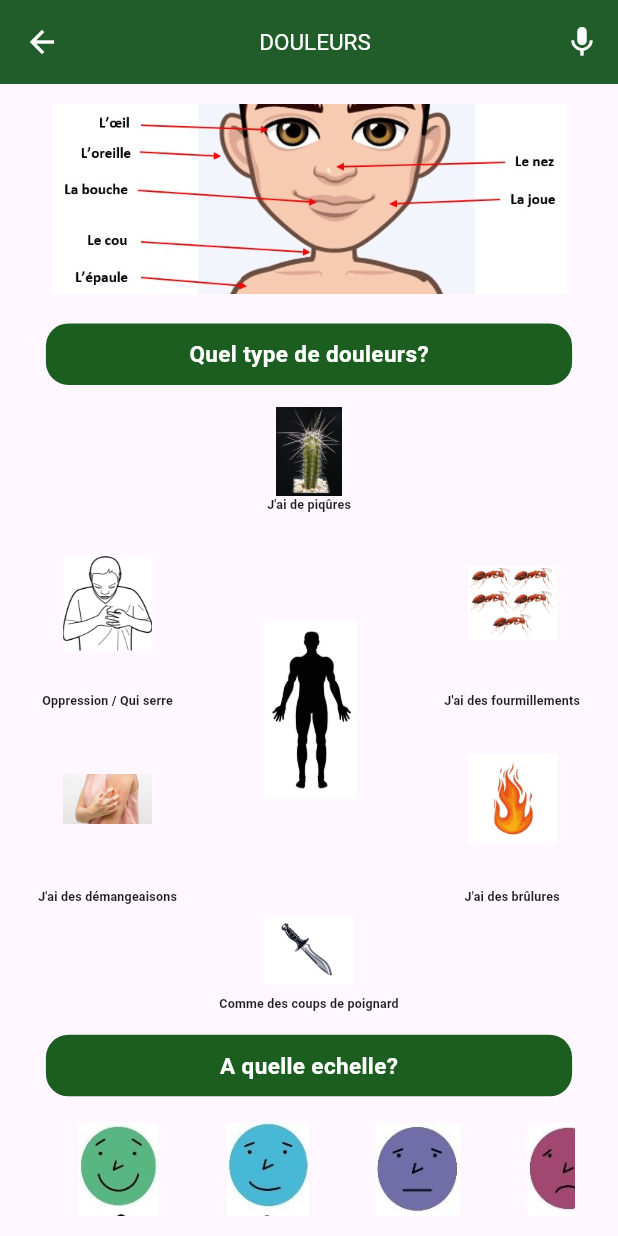
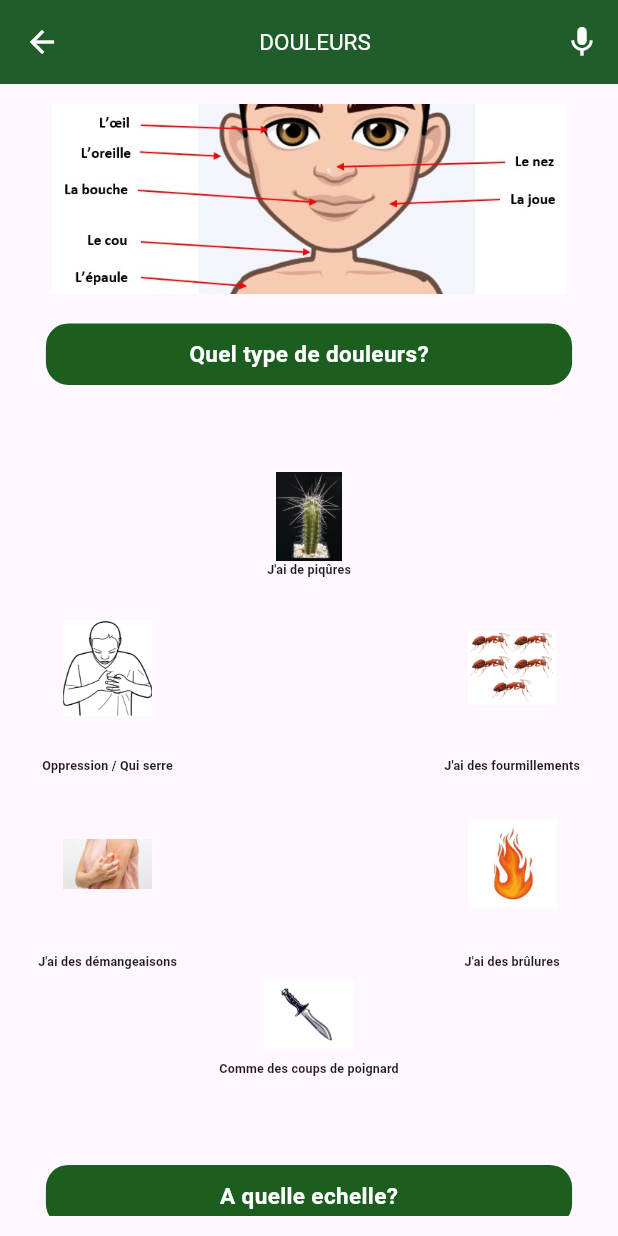
Before and after one commit to thomas631/WellComRea, a Flutter app: the PainView screen opened directly, scrolled down 576 dp, on a phone screen of 412 x 824 dp. Run offline on Flutter 3.47's test engine with Material 3 defaults, Android fonts, the phone set to English and light mode, and no system bars; our stand-ins replace easy_localization, video_player.

Commit message:
refactor appbar

```diff
--- a/lib/Views/PainView.dart
+++ b/lib/Views/PainView.dart
@@ -20,7 +20,7 @@ class PainView extends StatelessWidget {
         backgroundColor: Colors.green.shade900,
         actions: [
           IconButton(
-            icon: Icon(Icons.mic),
+            icon: const Icon(Icons.mic),
             onPressed: () {
               // Ajoutez le code pour accéder au microphone ici
             },
@@ -35,13 +35,13 @@ class PainView extends StatelessWidget {
             children: [
               // Bande verte avec la question "Avez-vous mal?"
               Container(
-                margin: EdgeInsets.all(10),
+                margin: const EdgeInsets.all(10),
                 decoration: BoxDecoration(
                   color: Colors.green.shade900,
                   borderRadius: BorderRadius.circular(15),
                 ),
-                child: Padding(
-                  padding: const EdgeInsets.all(10.0),
+                child: const Padding(
+                  padding:  EdgeInsets.all(10.0),
                   child: Column(
                     children: [
                       Text(
@@ -164,7 +164,9 @@ class PainView extends StatelessWidget {
                   ),
                 ),
               ),
-              FittedBox(
+              SizedBox(
+                height: 500,
+                child: FittedBox(
                   child: Padding(
                     padding: const EdgeInsets.all(8.0),
                     child: Column(
@@ -174,7 +176,7 @@ class PainView extends StatelessWidget {
                             imagePath: 'images/Pain/P1.jpg',
                             height: 100,
                             width: 100),
-                      Text(
+                        const Text(
                           'J\'ai de piqûres',
                           style: TextStyle(fontWeight: FontWeight.bold),
                         ),
@@ -190,7 +192,7 @@ class PainView extends StatelessWidget {
                                     imagePath: 'images/Pain/P2.png',
                                     height: 200,
                                     width: 100),
-                              Text(
+                                const Text(
                                   'Oppression / Qui serre',
                                   style: TextStyle(fontWeight: FontWeight.bold),
                                 ),
@@ -198,23 +200,20 @@ class PainView extends StatelessWidget {
                                     imagePath: 'images/Pain/P3.jpg',
                                     height: 200,
                                     width: 100),
-                              Text(
+                               const Text(
                                   'J\'ai des démangeaisons',
                                   style: TextStyle(fontWeight: FontWeight.bold),
                                 ),
                               ],
                             ),
-                          // Image ManDoul
-                          Image.asset('images/Pain/ManDoul.jpg',
-                              height: 200, width: 300),
-                          // Image à droite de ManDoul
+                           const  SizedBox(width: 300, height: 300,),
                             Column(
                               children: [
                                 ImageWidget(
                                     imagePath: 'images/Pain/P4.png',
                                     height: 200,
                                     width: 100),
-                              Text(
+                                const Text(
                                   'J\'ai des fourmillements',
                                   style: TextStyle(fontWeight: FontWeight.bold),
                                 ),
@@ -222,7 +221,7 @@ class PainView extends StatelessWidget {
                                     imagePath: 'images/Pain/P5.jpg',
                                     height: 200,
                                     width: 100),
-                              Text(
+                                const Text(
                                   'J\'ai des brûlures',
                                   style: TextStyle(fontWeight: FontWeight.bold),
                                 ),
@@ -235,7 +234,7 @@ class PainView extends StatelessWidget {
                             imagePath: 'images/Pain/P6.png',
                             height: 100,
                             width: 100),
-                      Text(
+                        const Text(
                           'Comme des coups de poignard',
                           style: TextStyle(fontWeight: FontWeight.bold),
                         ),
@@ -243,14 +242,15 @@ class PainView extends StatelessWidget {
                     ),
                   ),
                 ),
+              ),
               Container(
-                margin: EdgeInsets.all(10),
+                margin: const EdgeInsets.all(10),
                 decoration: BoxDecoration(
                   color: Colors.green.shade900,
                   borderRadius: BorderRadius.circular(15),
                 ),
-                child: Padding(
-                  padding: const EdgeInsets.all(10.0),
+                child: const Padding(
+                  padding:  EdgeInsets.all(10.0),
                   child: Column(
                     children: [
                       Text(
```
Lines whose indentation alone changed are shown as unchanged.
